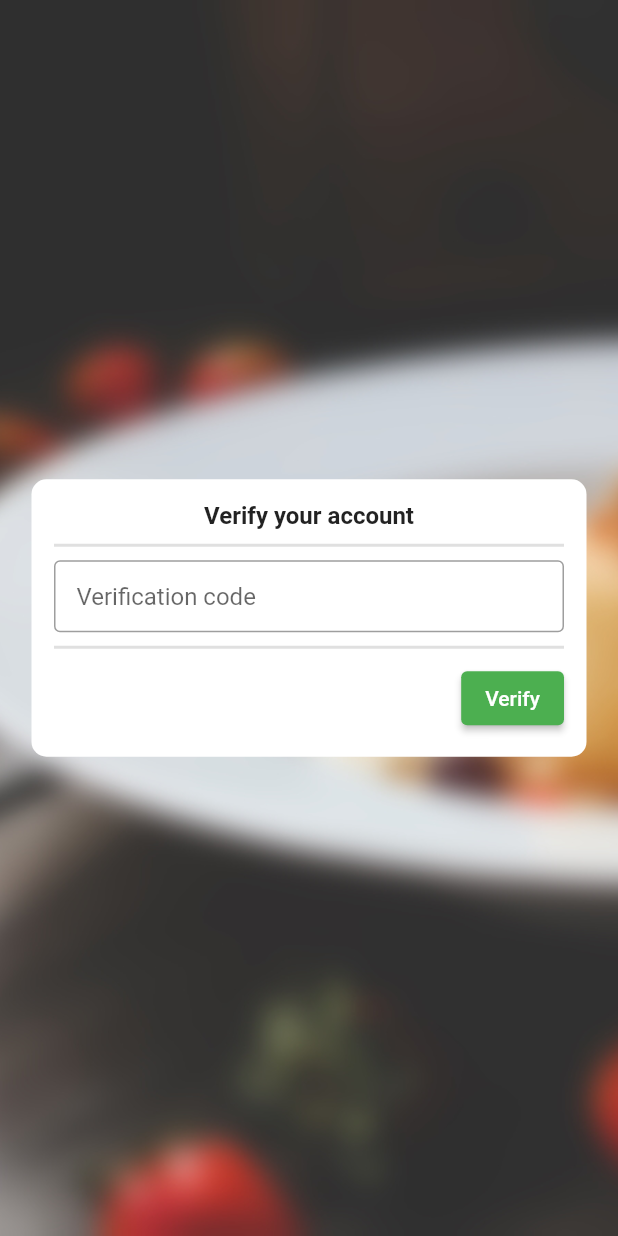
After one commit to canyon-online/Pantry-Pal, a Flutter app: the Verification screen opened by its route, on a phone screen of 412 x 824 dp. The commit adds this screen. Run offline on Flutter 3.47's test engine with Material 2 defaults, Android fonts, the phone set to English and light mode, and no system bars; our stand-ins replace dropdown_search, like_button, shared_preferences; accounts and stored records are empty.

Commit message:
Began email verification process

```diff
--- a/client/lib/main.dart
+++ b/client/lib/main.dart
@@ -3,6 +3,7 @@ import 'package:client/screens/landing.dart';
 import 'package:client/screens/login.dart';
 import 'package:client/screens/signup.dart';
 import 'package:client/screens/forgotPassword.dart';
+import 'package:client/screens/verification.dart';
 import 'package:client/utils/AuthProvider.dart';
 import 'package:client/utils/UserProvider.dart';
 import 'package:client/utils/UserPreference.dart';
@@ -71,6 +72,7 @@ class MyApp extends StatelessWidget {
               RouteName.LOGIN: (context) => Login(),
               RouteName.FORGOTPASSWORD: (context) => ForgotPassword(),
               RouteName.HOME: (context) => Home(),
+              RouteName.VERIFICATION: (context) => Verification()
             }));
   }
 }
--- a/client/lib/models/User.dart
+++ b/client/lib/models/User.dart
@@ -2,11 +2,19 @@ class User {
   String userId;
   String name;
   String token;
+  bool verified;
 
-  User({this.userId = 'NULL', this.name = 'NULL', this.token = 'NULL'});
+  User(
+      {this.userId = 'NULL',
+      this.name = 'NULL',
+      this.token = 'NULL',
+      this.verified = false});
 
   factory User.fromMap(Map<String, dynamic> data) {
     return User(
-        userId: data['userId'], name: data['name'], token: data['token']);
+        userId: data['userId'],
+        name: data['name'],
+        token: data['token'],
+        verified: data['verified']);
   }
 }
--- /dev/null
+++ b/client/lib/screens/verification.dart
@@ -0,0 +1,120 @@
+import 'package:client/models/User.dart';
+import 'package:client/screens/landing.dart';
+import 'package:client/utils/AuthProvider.dart';
+import 'package:client/utils/RouteNames.dart';
+import 'package:client/utils/UserProvider.dart';
+import 'package:client/widgets/InputBox.dart';
+import 'package:flutter/material.dart';
+import 'package:provider/provider.dart';
+
+class Verification extends StatefulWidget {
+  @override
+  VerificationState createState() => new VerificationState();
+}
+
+class VerificationState extends State<Verification> {
+  final _formKey = GlobalKey<FormState>();
+  final _verify = TextEditingController();
+
+  // Function to build and return a login field text box.
+  Widget _buildVerificationField() {
+    return TextFormField(
+      autovalidateMode: AutovalidateMode.disabled,
+      keyboardType: TextInputType.number,
+      // Be sure to pass in the text controller to fields to grab their text.
+      controller: _verify,
+      textInputAction: TextInputAction.done,
+      decoration: const InputDecoration(
+        hintText: 'Verification code',
+        border: OutlineInputBorder(),
+        contentPadding: EdgeInsets.only(left: 15.0),
+      ),
+      validator: (value) {
+        if (value?.isEmpty ?? true)
+          return 'Please enter your verification code';
+        return null;
+      },
+    );
+  }
+
+  void handleSubmit(context) {
+    User user = Provider.of<UserProvider>(context, listen: false).user;
+    AuthProvider auth = Provider.of<AuthProvider>(context, listen: false);
+
+    auth
+        .verify(_verify.text, user.token)
+        .then((value) => {
+              ScaffoldMessenger.of(context)
+                  .showSnackBar(SnackBar(content: Text(value['message']))),
+              if (value['status'] == true)
+                {
+                  Navigator.pushNamedAndRemoveUntil(
+                      context, RouteName.HOME, (_) => false)
+                }
+            })
+        .catchError((error) => {
+              print(error),
+              ScaffoldMessenger.of(context)
+                  .showSnackBar(SnackBar(content: Text(error.toString())))
+            });
+  }
+
+  // Function to build and return a form submit button. This is critical to the
+  // implementation of the InputBox class.
+  Widget _buildSubmit(context) {
+    return ElevatedButton(
+      onPressed: () {
+        var validated = _formKey.currentState?.validate() ?? false;
+        if (validated) handleSubmit(context);
+      },
+      child: Text('Verify'),
+    );
+  }
+
+  // Function called to build the widget in the center.
+  Widget _buildCenter(context) {
+    return Center(
+      child: Container(
+          width: 370,
+          padding: EdgeInsets.all(15.0),
+          decoration: BoxDecoration(
+              color: Colors.white,
+              borderRadius: BorderRadius.all(Radius.circular(10))),
+          child: InputBox(
+              'Verify your account',
+              <Widget>[
+                _buildVerificationField(),
+                // request a new code button
+              ],
+              _formKey,
+              _buildSubmit(context))),
+    );
+  }
+
+  @override
+  Widget build(BuildContext context) {
+    User user = Provider.of<UserProvider>(context).user;
+    AuthProvider auth = Provider.of<AuthProvider>(context);
+
+    return auth.registeredStatus != Status.Verified
+        ? SafeArea(
+            child: Scaffold(
+            body: Container(
+              // Background image. I'm a bit annoyed how each screen reloads it.
+              // Bounty for whoever can fix that
+              decoration: BoxDecoration(
+                image: DecorationImage(
+                  image: AssetImage('assets/images/BackgroundBlurred.jpg'),
+                  fit: BoxFit.cover,
+                ),
+              ),
+              child: Column(
+                mainAxisAlignment: MainAxisAlignment.center,
+                crossAxisAlignment: CrossAxisAlignment.center,
+                children: <Widget>[_buildCenter(context)],
+              ),
+            ),
+          ))
+        : Landing();
+  }
+}
--- a/client/lib/utils/API.dart
+++ b/client/lib/utils/API.dart
@@ -1,8 +1,10 @@
 class API {
   static const Map<String, String> postHeader = <String, String>{
-    'Content-Type': 'application/json; charset=UTF-8'
+    'Content-Type': 'application/json; charset=UTF-8',
   };
   static const String baseURL = 'testing.hasty.cc';
   static const String signup = 'api/register';
   static const String login = 'api/login';
+  static const String verify = 'api/account/verify'; // the code from signup
+  static const String requestVerify = 'api/account/verify/requestEmail';
 }
--- a/client/lib/utils/routeNames.dart
+++ b/client/lib/utils/routeNames.dart
@@ -3,5 +3,6 @@ class RouteName {
   static const String SIGNUP = 'signup';
   static const String LOGIN = 'login';
   static const String FORGOTPASSWORD = 'forgotpassword';
+  static const String VERIFICATION = 'verification';
   static const String HOME = 'home';
 }
```
Also changed, not shown: client/lib/screens/login.dart (+25 -14 lines), client/lib/screens/signup.dart (+16 -16 lines), client/lib/utils/AuthProvider.dart (+105 -22 lines), client/lib/utils/UserPreference.dart (+28 -2 lines).
